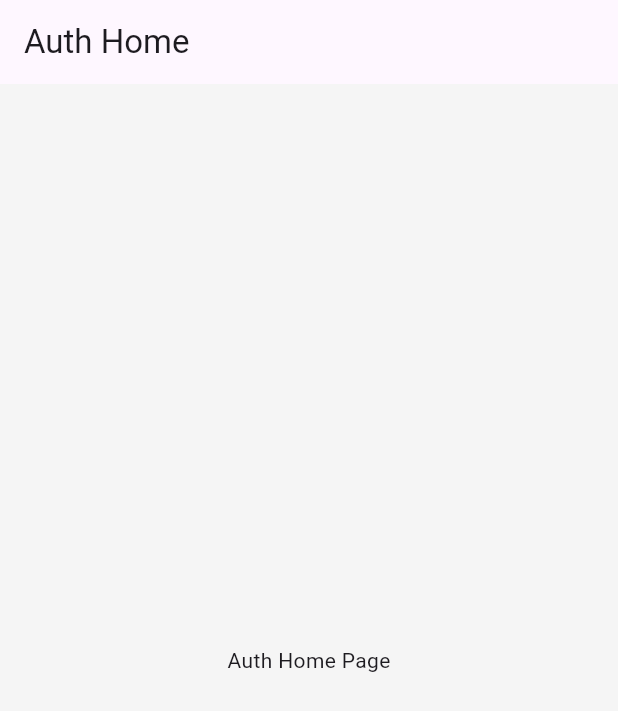
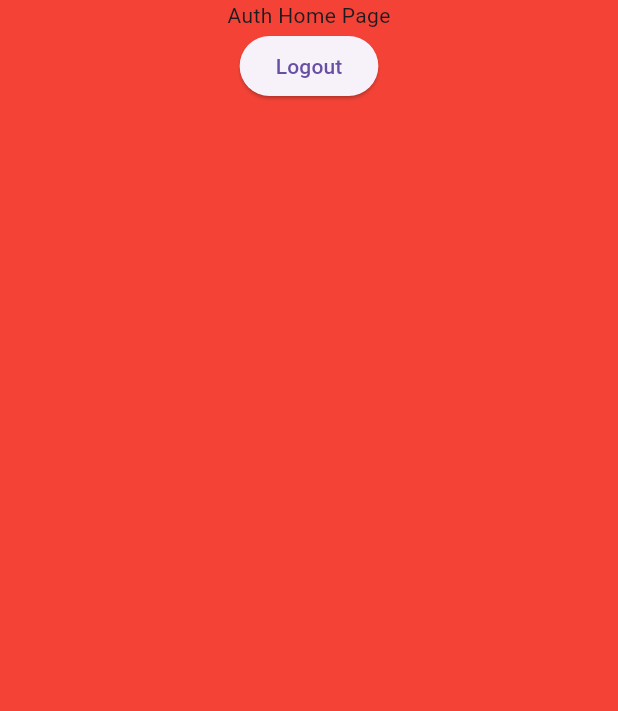
Before and after one commit to Brunokrk/Wkout_app, a Flutter app: the screen it shows after launch, on a phone screen of 412 x 824 dp. Shown: the top 711 px of the screen. Run offline on Flutter 3.47's test engine with Material 3 defaults, Android fonts, the phone set to English and light mode, and no system bars; our stand-ins replace get_it, go_router, supabase_flutter; accounts and stored records are empty.

```diff
--- a/apps/workout_app/lib/main.dart
+++ b/apps/workout_app/lib/main.dart
@@ -1,13 +1,22 @@
 import 'package:design_system/design_system.dart';
 import 'package:flutter/material.dart';
+import 'package:provider/provider.dart';
 import 'package:supabase_flutter/supabase_flutter.dart';
 import 'package:workout_app/routing/router.dart';
+import 'package:authentication/src/authentication_module.dart';
+import 'package:authentication/src/presentation/pages/home/auth_home_view_model.dart';
+import 'package:wkout_core/wkout_core.dart';
 
 Future<void> main() async {
   await Supabase.initialize(
     url: 'https://ipmhpufrbeoobpivmcyd.supabase.co',
-    anonKey: 'eyJhbGciOiJIUzI1NiIsInR5cCI6IkpXVCJ9.eyJpc3MiOiJzdXBhYmFzZSIsInJlZiI6ImlwbWhwdWZyYmVvb2JwaXZtY3lkIiwicm9sZSI6ImFub24iLCJpYXQiOjE3NTIwMTA4ODYsImV4cCI6MjA2NzU4Njg4Nn0.EVJ2NSKf-2u5IhmJDWfHdwnqlU8nZ1yL5afN0k7uJaY',
+    anonKey:
+        'eyJhbGciOiJIUzI1NiIsInR5cCI6IkpXVCJ9.eyJpc3MiOiJzdXBhYmFzZSIsInJlZiI6ImlwbWhwdWZyYmVvb2JwaXZtY3lkIiwicm9sZSI6ImFub24iLCJpYXQiOjE3NTIwMTA4ODYsImV4cCI6MjA2NzU4Njg4Nn0.EVJ2NSKf-2u5IhmJDWfHdwnqlU8nZ1yL5afN0k7uJaY',
   );
+
+  // Inicializar o módulo de autenticação
+  await AuthenticationModule().registerInjection();
+
   runApp(const MyApp());
 }
 
@@ -16,10 +25,17 @@ class MyApp extends StatelessWidget {
 
   @override
   Widget build(BuildContext context) {
-    return MaterialApp.router(
-      title: 'Flutter App Demo',
-      theme: AppTheme.light,
-      routerConfig: router,
+    return MultiProvider(
+      providers: [
+        ChangeNotifierProvider<AuthHomeViewModel>(
+          create: (context) => WkoutInjector.I.get<AuthHomeViewModel>(),
+        ),
+      ],
+      child: MaterialApp.router(
+        title: 'Flutter App Demo',
+        theme: AppTheme.light,
+        routerConfig: router,
+      ),
     );
   }
 }
--- a/apps/workout_app/lib/routing/router.dart
+++ b/apps/workout_app/lib/routing/router.dart
@@ -1,5 +1,5 @@
 import 'package:go_router/go_router.dart';
-import 'package:authentication/authentication.dart';
+import 'package:authentication/src/presentation/pages/home/auth_home_page.dart';
 
 final GoRouter router = GoRouter(
   routes: [
--- a/packages/authentication/lib/authentication.dart
+++ b/packages/authentication/lib/authentication.dart
@@ -1 +1,4 @@
 export 'src/presentation/pages/home/auth_home_page.dart';
+export 'src/presentation/pages/home/auth_home_view_model.dart';
+export 'src/authentication_module.dart';
+export 'src/domain/repositories/i_auth_repository.dart';
--- a/packages/authentication/lib/src/domain/usecases/auth_usecase.dart
+++ b/packages/authentication/lib/src/domain/usecases/auth_usecase.dart
@@ -11,6 +11,8 @@ class AuthUseCase extends WkoutBaseService {
 
   // Estado do usuário
   UserModel? _currentUser;
+
+  bool isRed = true;
 
   /// Obtém o usuário atual
   UserModel? get currentUser => _currentUser;
--- a/packages/authentication/lib/src/presentation/pages/home/auth_home_page.dart
+++ b/packages/authentication/lib/src/presentation/pages/home/auth_home_page.dart
@@ -1,4 +1,5 @@
-import 'package:authentication/src/presentation/pages/home/auth_home_view_model.dart';
+import "package:authentication/authentication.dart";
+import "package:design_system/design_system.dart";
 import 'package:flutter/material.dart';
 import 'package:provider/provider.dart';
 
@@ -10,26 +11,46 @@ class AuthHomePage extends StatefulWidget {
 }
 
 class _AuthHomePageState extends State<AuthHomePage> {
-    late AuthHomeViewModel viewModel;
   late ScrollController _scrollController;
 
   @override
   void initState() {
-      WidgetsBinding.instance.addPostFrameCallback((_) {
-        viewModel = Provider.of<AuthHomeViewModel>(context, listen: false);
+    _scrollController = ScrollController()
+      ..addListener(() {
+        setState(() {});
       });
-      _scrollController = ScrollController()..addListener((){setState(() {});});
     super.initState();
   }
 
   @override
   Widget build(BuildContext context) {
+    final viewModel = context.watch<AuthHomeViewModel>();
     return Scaffold(
-        appBar: AppBar(
-          title: const Text('Auth Home'),
+      backgroundColor: viewModel.isRed ? Colors.red : Colors.black,
+      body: WkoutLoading<AuthHomeViewModel>(
+        child: Consumer<AuthHomeViewModel>(builder: (context, viewModel, child) {
+          return CustomScrollView(
+            controller: _scrollController,
+            slivers: [
+              SliverToBoxAdapter(
+                child: Center(
+                  child: Column(
+                    children: [
+                      Text('Auth Home Page'),
+                      ElevatedButton(
+                        onPressed: () {
+                          viewModel.toggleRed();
+                        },
+                        child: const Text('Logout'),
                       ),
-        body: const Center(
-          child: Text('Auth Home Page'),
+                    ],
+                  ),
+                ),
+              ),
+
+            ],
+          );
+        }),
       ),
     );
   }
--- a/packages/authentication/lib/src/presentation/pages/home/auth_home_view_model.dart
+++ b/packages/authentication/lib/src/presentation/pages/home/auth_home_view_model.dart
@@ -16,6 +16,8 @@ class AuthHomeViewModel extends WkoutBaseViewModel {
 
   UserModel? get user => _authUseCase.currentUser;
 
+  bool get isRed => _authUseCase.isRed;
+
   bool get isAuthenticated => _authUseCase.isAuthenticated;
 
   String get displayName => _authUseCase.displayName;
@@ -25,6 +27,11 @@ class AuthHomeViewModel extends WkoutBaseViewModel {
   bool get hasAvatar => _authUseCase.hasAvatar;
 
   String? get avatarUrl => _authUseCase.avatarUrl;
+
+  void toggleRed() {
+    _authUseCase.isRed = !_authUseCase.isRed;
+    notifyListeners();
+  }
 
   Future<void> login(String email, String password) async {
     try {
--- a/packages/design_system/lib/design_system.dart
+++ b/packages/design_system/lib/design_system.dart
@@ -1,7 +1,8 @@
 library design_system;
 
-export 'src/tokens/colors.dart';
+export 'src/tokens/colors.dart'	;
 export 'src/tokens/typography.dart';
 export 'src/tokens/spacing.dart';
 export 'src/theme/app_theme.dart';
 export 'src/components/primary_button.dart';
+export 'src/components/loading.dart';
--- a/packages/design_system/pubspec.yaml
+++ b/packages/design_system/pubspec.yaml
@@ -11,6 +11,9 @@ dependencies:
   flutter:
     sdk: flutter
   supabase_flutter: ^2.0.0
+  provider: ^6.1.2
+  wkout_core:
+    path: ../wkout_core
 
 dev_dependencies:
   flutter_test:
--- /dev/null
+++ b/packages/design_system/pubspec_overrides.yaml
@@ -0,0 +1,4 @@
+# melos_managed_dependency_overrides: wkout_core
+dependency_overrides:
+  wkout_core:
+    path: ..\\wkout_core
--- a/packages/wkout_core/lib/injector/wkout_injector.dart
+++ b/packages/wkout_core/lib/injector/wkout_injector.dart
@@ -9,15 +9,21 @@ class WkoutInjector {
 
   final GetIt _getIt = GetIt.instance;
 
-  void registerSingleton<T extends Object>(FactoryFunc<T> factory, {String? instanceName}) {
+  void registerSingleton<T extends Object>(FactoryFunc<T> factory,
+      {String? instanceName}) {
     if (!_getIt.isRegistered<T>()) {
       _getIt.registerLazySingleton<T>(factory, instanceName: instanceName);
     }
   }
 
-   void registerFactory<T extends Object>(FactoryFunc<T> factoryFunc, {String? instanceName}){
-    if(!_getIt.isRegistered<T>()) {
+  void registerFactory<T extends Object>(FactoryFunc<T> factoryFunc,
+      {String? instanceName}) {
+    if (!_getIt.isRegistered<T>()) {
       _getIt.registerFactory(factoryFunc, instanceName: instanceName);
     }
   }
+
+  T get<T extends Object>({String? instanceName}) {
+    return _getIt.get<T>(instanceName: instanceName);
+  }
 }
```
Also changed, not shown: packages/authentication/lib/src/data/repositories/auth_repository.dart (+11 -5 lines), packages/authentication/lib/src/domain/repositories/i_auth_repository.dart (added, +13 -0 lines), packages/design_system/lib/src/components/loading.dart (added, +33 -0 lines). Lines whose indentation alone changed are shown as unchanged.
